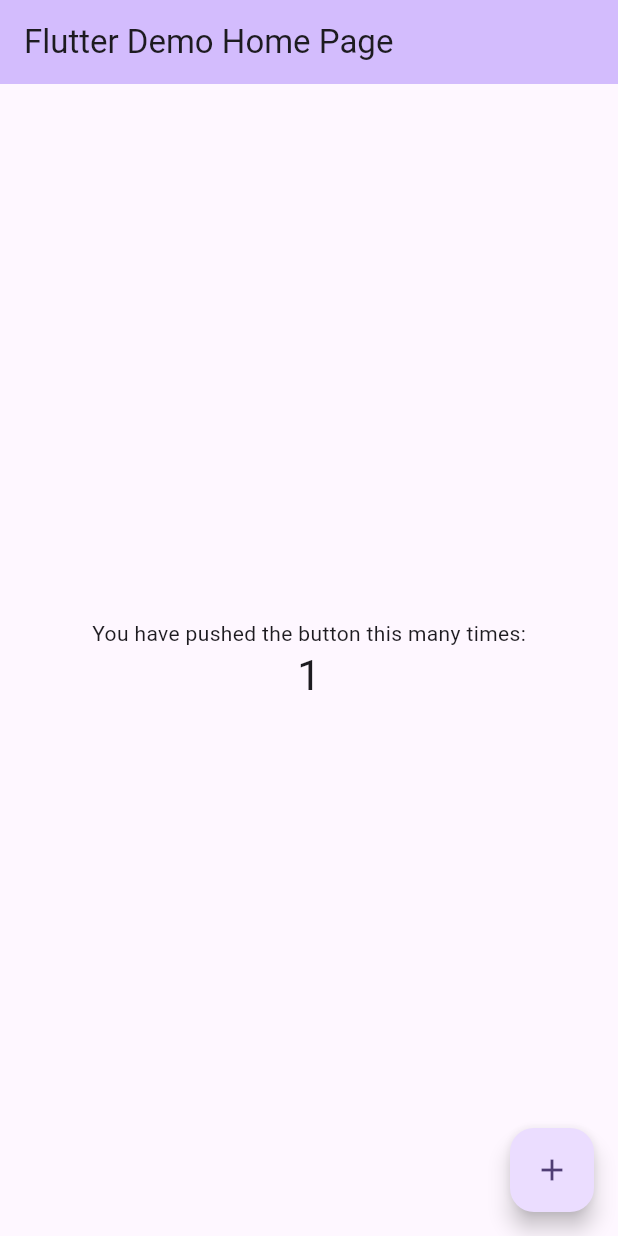
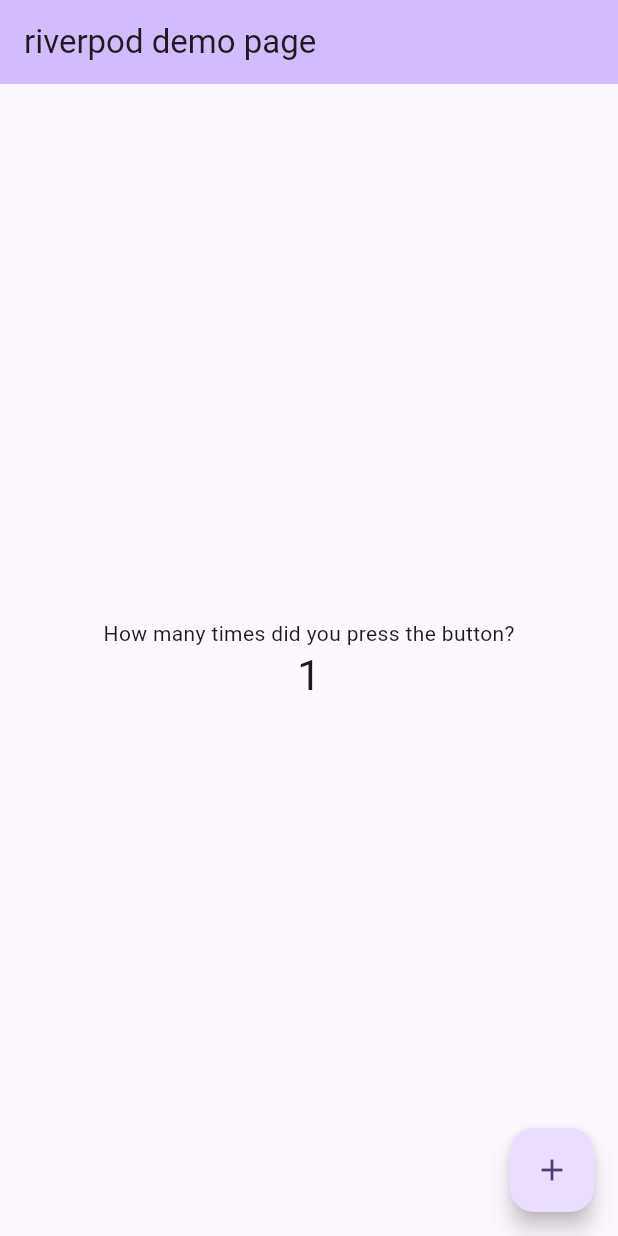
Before and after one commit to annayamamoto/riverpod_practise, a Flutter app: the screen it shows after launch, after a tap on the "add" icon, on a phone screen of 412 x 824 dp. Run offline on Flutter 3.47's test engine with Material 2 defaults, Android fonts, the light colour scheme and no system bars; our stand-ins replace flutter_riverpod.

Commit message:
一旦コミット

```diff
--- a/lib/main.dart
+++ b/lib/main.dart
@@ -1,125 +1,62 @@
 import 'package:flutter/material.dart';
+import 'package:flutter_riverpod/flutter_riverpod.dart';
+import 'package:riverpod_practise/provider.dart';
 
 void main() {
-  runApp(const MyApp());
+  runApp(const ProviderScope(child: MyApp()));
 }
 
 class MyApp extends StatelessWidget {
   const MyApp({super.key});
 
-  // This widget is the root of your application.
   @override
   Widget build(BuildContext context) {
     return MaterialApp(
       title: 'Flutter Demo',
       theme: ThemeData(
-        // This is the theme of your application.
-        //
-        // TRY THIS: Try running your application with "flutter run". You'll see
-        // the application has a blue toolbar. Then, without quitting the app,
-        // try changing the seedColor in the colorScheme below to Colors.green
-        // and then invoke "hot reload" (save your changes or press the "hot
-        // reload" button in a Flutter-supported IDE, or press "r" if you used
-        // the command line to start the app).
-        //
-        // Notice that the counter didn't reset back to zero; the application
-        // state is not lost during the reload. To reset the state, use hot
-        // restart instead.
-        //
-        // This works for code too, not just values: Most code changes can be
-        // tested with just a hot reload.
         colorScheme: ColorScheme.fromSeed(seedColor: Colors.deepPurple),
         useMaterial3: true,
       ),
-      home: const MyHomePage(title: 'Flutter Demo Home Page'),
+      home: const MyHomePage(),
     );
   }
 }
 
-class MyHomePage extends StatefulWidget {
-  const MyHomePage({super.key, required this.title});
-
-  // This widget is the home page of your application. It is stateful, meaning
-  // that it has a State object (defined below) that contains fields that affect
-  // how it looks.
-
-  // This class is the configuration for the state. It holds the values (in this
-  // case the title) provided by the parent (in this case the App widget) and
-  // used by the build method of the State. Fields in a Widget subclass are
-  // always marked "final".
-
-  final String title;
+class MyHomePage extends ConsumerStatefulWidget {
+  const MyHomePage({super.key});
 
   @override
-  State<MyHomePage> createState() => _MyHomePageState();
+  ConsumerState<MyHomePage> createState() => _MyHomePageState();
 }
 
-class _MyHomePageState extends State<MyHomePage> {
-  int _counter = 0;
-
-  void _incrementCounter() {
-    setState(() {
-      // This call to setState tells the Flutter framework that something has
-      // changed in this State, which causes it to rerun the build method below
-      // so that the display can reflect the updated values. If we changed
-      // _counter without calling setState(), then the build method would not be
-      // called again, and so nothing would appear to happen.
-      _counter++;
-    });
-  }
-
+class _MyHomePageState extends ConsumerState<MyHomePage> {
   @override
   Widget build(BuildContext context) {
-    // This method is rerun every time setState is called, for instance as done
-    // by the _incrementCounter method above.
-    //
-    // The Flutter framework has been optimized to make rerunning build methods
-    // fast, so that you can just rebuild anything that needs updating rather
-    // than having to individually change instances of widgets.
+    print('MyHomePage rebuild');
     return Scaffold(
       appBar: AppBar(
-        // TRY THIS: Try changing the color here to a specific color (to
-        // Colors.amber, perhaps?) and trigger a hot reload to see the AppBar
-        // change color while the other colors stay the same.
         backgroundColor: Theme.of(context).colorScheme.inversePrimary,
-        // Here we take the value from the MyHomePage object that was created by
-        // the App.build method, and use it to set our appbar title.
-        title: Text(widget.title),
+        title: Text(ref.watch(titleProvider)),
       ),
       body: Center(
-        // Center is a layout widget. It takes a single child and positions it
-        // in the middle of the parent.
         child: Column(
-          // Column is also a layout widget. It takes a list of children and
-          // arranges them vertically. By default, it sizes itself to fit its
-          // children horizontally, and tries to be as tall as its parent.
-          //
-          // Column has various properties to control how it sizes itself and
-          // how it positions its children. Here we use mainAxisAlignment to
-          // center the children vertically; the main axis here is the vertical
-          // axis because Columns are vertical (the cross axis would be
-          // horizontal).
-          //
-          // TRY THIS: Invoke "debug painting" (choose the "Toggle Debug Paint"
-          // action in the IDE, or press "p" in the console), to see the
-          // wireframe for each widget.
           mainAxisAlignment: MainAxisAlignment.center,
           children: <Widget>[
-            const Text(
-              'You have pushed the button this many times:',
+            Text(
+              ref.watch(bodyTextProvider),
             ),
             Text(
-              '$_counter',
+              ref.watch(countProvider).toString(),
               style: Theme.of(context).textTheme.headlineMedium,
             ),
           ],
         ),
       ),
       floatingActionButton: FloatingActionButton(
-        onPressed: _incrementCounter,
+        onPressed: () => ref.read(countProvider.notifier).state++,
         tooltip: 'Increment',
         child: const Icon(Icons.add),
-      ), // This trailing comma makes auto-formatting nicer for build methods.
+      ),
     );
   }
 }
--- /dev/null
+++ b/lib/provider.dart
@@ -0,0 +1,11 @@
+import 'package:flutter_riverpod/flutter_riverpod.dart';
+
+final titleProvider = Provider<String>((ref) {
+  return 'riverpod demo page';
+});
+
+final bodyTextProvider = Provider<String>((ref) {
+  return 'How many times did you press the button?';
+});
+
+final countProvider = StateProvider<int>((ref) => 0);
--- a/pubspec.yaml
+++ b/pubspec.yaml
@@ -35,6 +35,7 @@ dependencies:
   # The following adds the Cupertino Icons font to your application.
   # Use with the CupertinoIcons class for iOS style icons.
   cupertino_icons: ^1.0.2
+  flutter_riverpod: ^2.4.3
 
 dev_dependencies:
   flutter_test:
```
Also changed, not shown: pubspec.lock.
